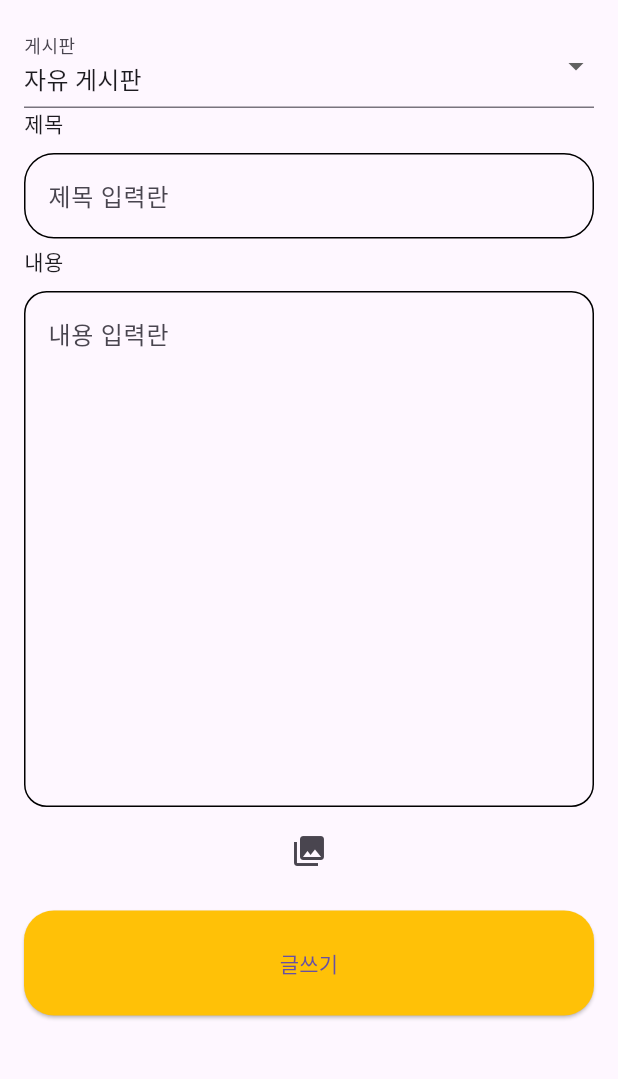
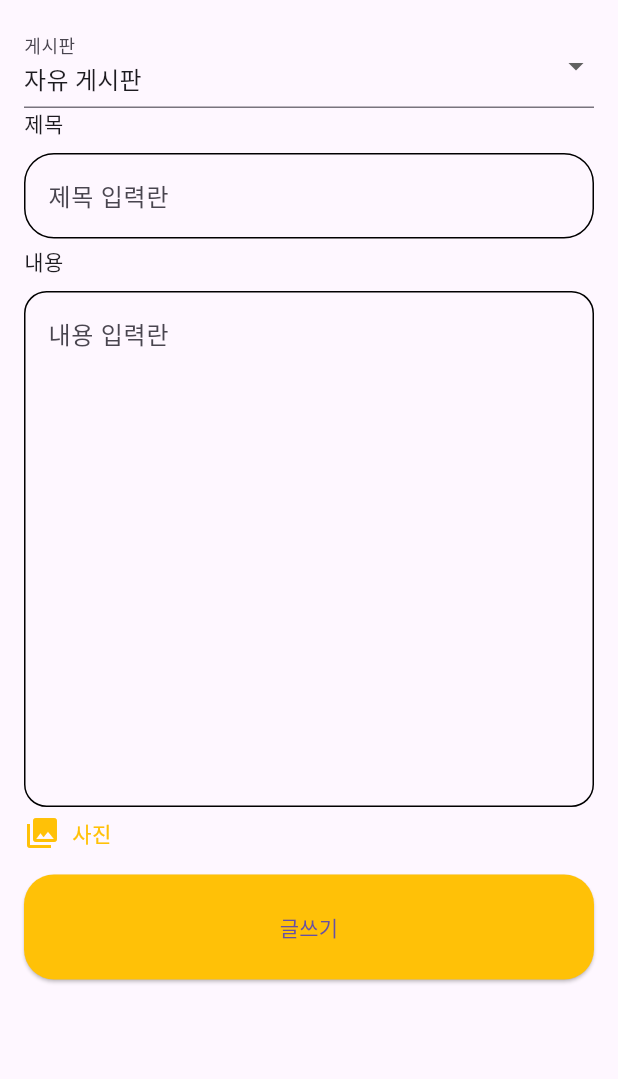
Before and after one commit to No-MLife/Life, a Flutter app: the WritePage screen opened directly, on a phone screen of 412 x 824 dp, the part 84-1163 px from its top. Run offline on Flutter 3.47's test engine with Material 3 defaults, Android fonts, the phone set to English and light mode, and no system bars; our stand-ins replace cached_network_image, get, image_picker, validators; network calls fail; Roboto replaces fonts that are missing (CustomFont).

Commit message:
#39 post업로드 hotfix
플러터, 스프링 이미지 등록, 수정, 삭제 구현 및 테스트 완료
- 스프링에서 여러가지 데이터로 보낼 때 JsonProperty를 이용해서 해당 필드를 맵핑해야한다!

```diff
--- a/flutterworkspace/m_life_app/lib/controller/post_controller.dart
+++ b/flutterworkspace/m_life_app/lib/controller/post_controller.dart
@@ -43,10 +43,9 @@ class PostController extends GetxController {
   }
 
   Future<void> postUpdate(String title, String content, int categoryId, int id,
-      List<File> images) async {
-    print(images);
+      List<File> images, List<String> postImageUrls,) async {
     int result = await _postRepository.postUpdate(
-        title, content, categoryId, id, images);
+        title, content, categoryId, id, images, postImageUrls);
     if (result == 1) {
       PostResDto post = await _postRepository.findByid(id);
       this.post.value = post;
--- a/flutterworkspace/m_life_app/lib/domain/post/post_repository.dart
+++ b/flutterworkspace/m_life_app/lib/domain/post/post_repository.dart
@@ -58,8 +58,8 @@ class PostRepository {
   }
 
   Future<int> postUpdate(String title, String content, int categoryId, int id,
-      List<File> images) async {
-    PostReqDto postReqDto = PostReqDto(title, content);
+      List<File> images, List<String> postImageUrls) async {
+    PostReqDto postReqDto = PostReqDto(title: title, content: content, postImageUrls: postImageUrls);
     Response response = await _postProvider.postUpdate(
         postReqDto.toJson(), images, categoryId, id);
 
@@ -71,7 +71,7 @@ class PostRepository {
 
   Future<int> postCreate(
       String title, String content, List<File> images, int categoryId) async {
-    PostReqDto postReqDto = PostReqDto(title, content);
+    PostReqDto postReqDto = PostReqDto(title: title, content: content);
     Response response =
         await _postProvider.postCreate(postReqDto.toJson(), images, categoryId);
     if (response.statusCode == 200) {
--- a/flutterworkspace/m_life_app/lib/view/components/category_board_page.dart
+++ b/flutterworkspace/m_life_app/lib/view/components/category_board_page.dart
@@ -33,7 +33,6 @@ class _CategoryBoardPageState extends State<CategoryBoardPage> {
   Widget build(BuildContext context) {
     final emoji = getCategoryEmoji(widget.category);
 
-    print("Hello My ${context}");
     return Scaffold(
       appBar: CustomAppBar(
         isHome: false,
--- a/flutterworkspace/m_life_app/lib/view/pages/post/wrtie_page.dart
+++ b/flutterworkspace/m_life_app/lib/view/pages/post/wrtie_page.dart
@@ -85,12 +85,17 @@ class _WritePageState extends State<WritePage> {
                 text: "내용",
                 funValidator: validate_content(),
               ),
-              IconButton(
-                icon: Icon(
-                  Icons.photo_library,
+              GestureDetector(
+                onTap: _pickImages,
+                child: Row(
+                  children: [
+                    Icon(Icons.photo_library, color: Colors.amber),
+                    SizedBox(width: 8), // 아이콘과 텍스트 사이의 간격을 조정
+                    Text('사진', style: TextStyle(color: Colors.amber)),
+                  ],
                 ),
-                onPressed: _pickImages,
-              ),
+              )
+,
               SizedBox(height: 16),
               GridView.builder(
                 shrinkWrap: true,
```
Also changed, not shown: flutterworkspace/m_life_app/lib/controller/dto/Req/PostReqDto.dart (+7 -1 lines), flutterworkspace/m_life_app/lib/view/pages/post/update_page.dart (+16 -6 lines), 3 other files.
